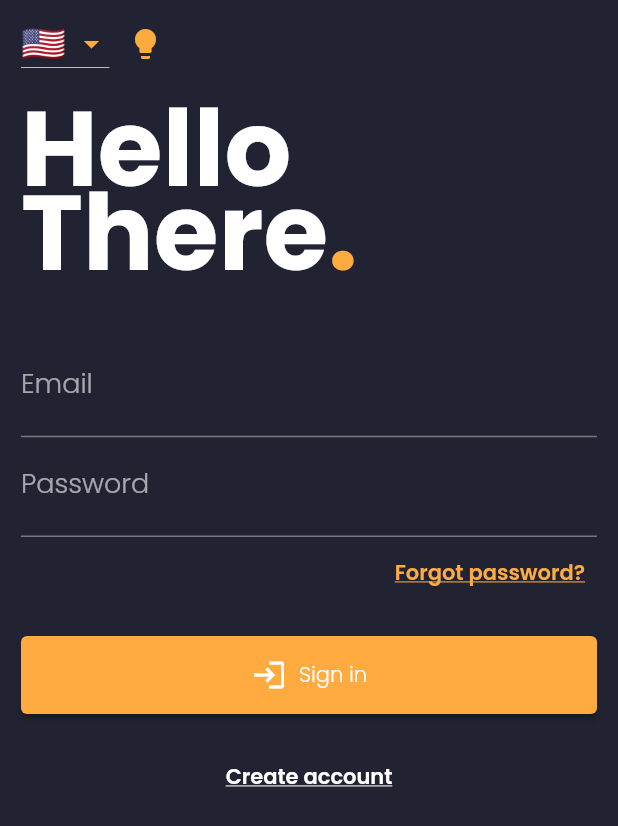
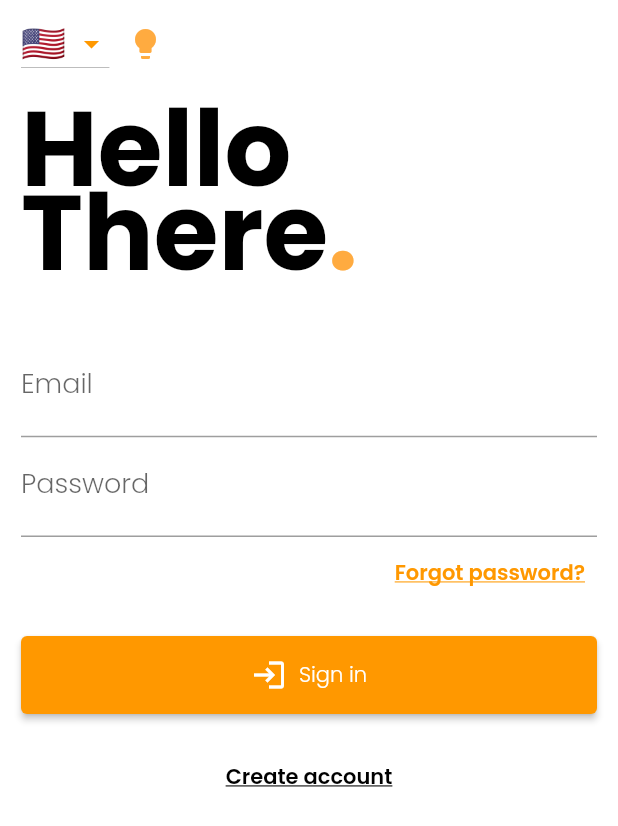
Before and after one commit to SchroederLionel/MasterArbeit_student_app, a Flutter app: the screen it shows after launch, after a tap on the "lightbulb" icon, on a phone screen of 412 x 824 dp. Shown: the top 826 px of the screen. Run offline on Flutter 3.47's test engine with Material 2 defaults, Android fonts, the phone set to English and light mode, and no system bars; our stand-ins replace cloud_firestore, dartz, firebase_auth, firebase_core, shared_preferences, validators; missing offline and left inert: qr_code_scanner; accounts and stored records are empty.

Commit message:
adding splashscreen

```diff
--- a/crayon/lib/main.dart
+++ b/crayon/lib/main.dart
@@ -24,7 +24,6 @@ void main() async {
               ThemeProvider(isDarkMode: prefs.getBool('themeDark') ?? false)),
       ChangeNotifierProvider<LocaleProvider>(
           create: (_) => LocaleProvider(prefs.getString('language'))),
-      ChangeNotifierProvider<LoginProvider>(create: (_) => LoginProvider())
     ],
     child: const MyApp(),
   ));
@@ -42,10 +41,11 @@ class MyApp extends StatelessWidget {
     return MaterialApp(
       debugShowCheckedModeBanner: false,
       title: 'Crayon',
-      theme: themeProvider.getTheme,
+      themeMode: themeProvider.mode,
+      theme: themeProvider.light,
+      darkTheme: themeProvider.dark,
       onGenerateRoute: route.controller,
-      initialRoute:
-          AuthService().currentUser == null ? route.login : route.dashboard,
+      initialRoute: route.splash,
       locale: localeProvider.getLocal,
       localizationsDelegates: const [
         AppLocalizationsDelegate(),
--- a/crayon/lib/providers/user/user_provider.dart
+++ b/crayon/lib/providers/user/user_provider.dart
@@ -38,7 +38,7 @@ class UserProvider extends ChangeNotifier {
   /// Function which allows to retrieve the user data from the database.
   void getUser() async {
     setState(NotifierState.loading);
-    ApiService api = ApiService();
+    /*ApiService api = ApiService();
     _user = await Task(() => api.getUserData())
         .attempt()
         .map(
@@ -50,7 +50,7 @@ class UserProvider extends ChangeNotifier {
             }
           }),
         )
-        .run();
+        .run();*/
     setState(NotifierState.loaded);
   }
 
--- a/crayon/lib/providers/util/theme.dart
+++ b/crayon/lib/providers/util/theme.dart
@@ -114,11 +114,13 @@ class ThemeProvider extends ChangeNotifier {
   }
 
   ThemeData get getTheme => _selectedTheme;
-
+  ThemeMode get mode => _mode;
+  ThemeMode _mode = ThemeMode.dark;
   void swapTheme() async {
     SharedPreferences prefs = await SharedPreferences.getInstance();
-    _selectedTheme = _selectedTheme == dark ? light : dark;
-    prefs.setBool('themeDark', _selectedTheme == dark ? true : false);
+
+    _mode = _mode == ThemeMode.dark ? ThemeMode.light : ThemeMode.dark;
+    prefs.setBool('themeDark', _mode == ThemeMode.dark ? true : false);
     notifyListeners();
   }
 }
--- a/crayon/lib/route/route.dart
+++ b/crayon/lib/route/route.dart
@@ -1,4 +1,5 @@
 // Route Names
+import 'package:crayon/providers/login/login_provider.dart';
 import 'package:crayon/providers/navigation/navigation_provider.dart';
 import 'package:crayon/providers/quiz/quiz_indicator.dart';
 import 'package:crayon/providers/quiz/quiz_lobby_provider.dart';
@@ -10,20 +11,26 @@ import 'package:crayon/screens/dashboard/dashboard.dart';
 import 'package:crayon/screens/login/login.dart';
 import 'package:crayon/screens/quiz/quiz_screen.dart';
 import 'package:crayon/screens/quiz/quiz_screen_components.dart/score.dart';
+import 'package:crayon/screens/splashscreen/splashscreen.dart';
 import 'package:flutter/material.dart';
 import 'package:provider/provider.dart';
 
+const String splash = 'splash';
 const String login = 'login';
 const String dashboard = 'dashboard';
 const String score = 'score';
 const String quiz = 'quiz';
 Route<dynamic> controller(RouteSettings routerSettings) {
   switch (routerSettings.name) {
+    case splash:
+      return MaterialPageRoute(builder: (context) => const Splashscreen());
     case login:
       return MaterialPageRoute(
           builder: (context) => MultiProvider(providers: [
                 ChangeNotifierProvider<ErrorProvider>(
-                    create: (_) => ErrorProvider())
+                    create: (_) => ErrorProvider()),
+                ChangeNotifierProvider<LoginProvider>(
+                    create: (_) => LoginProvider())
               ], child: const Login()));
     case quiz:
       return MaterialPageRoute(
--- a/crayon/lib/screens/dashboard/dashboard.dart
+++ b/crayon/lib/screens/dashboard/dashboard.dart
@@ -16,7 +16,7 @@ class Dashboard extends StatelessWidget {
       resizeToAvoidBottomInset: false,
       body: Row(
         children: [
-          Navigation(),
+          const Navigation(),
           Expanded(
             child: Padding(
               padding: const EdgeInsets.all(8.0),
--- /dev/null
+++ b/crayon/lib/screens/splashscreen/splashscreen.dart
@@ -0,0 +1,43 @@
+import 'package:crayon/providers/user/user_provider.dart';
+import 'package:crayon/service/auth_service.dart';
+import 'package:crayon/widgets/loading_widget.dart';
+import 'package:firebase_auth/firebase_auth.dart';
+import 'package:flutter/material.dart';
+
+class Splashscreen extends StatefulWidget {
+  const Splashscreen({Key? key}) : super(key: key);
+
+  @override
+  State<Splashscreen> createState() => _SplashscreenState();
+}
+
+class _SplashscreenState extends State<Splashscreen> {
+  @override
+  void initState() {
+    super.initState();
+
+    WidgetsBinding.instance!.addPostFrameCallback((_) {
+      User? user = AuthService().currentUser;
+      if (user == null) {
+        Navigator.of(context).pushReplacementNamed('login');
+      } else {
+        Navigator.of(context).pushReplacementNamed('dashboard');
+      }
+    });
+  }
+
+  @override
+  Widget build(BuildContext context) {
+    return Scaffold(
+      body: Center(
+        child: Column(
+          mainAxisAlignment: MainAxisAlignment.center,
+          children: [
+            Image.asset('assets/images/crayon.png'),
+            const LoadingWidget()
+          ],
+        ),
+      ),
+    );
+  }
+}
```
Also changed, not shown: crayon/lib/screens/dashboard/components/body.dart (+3 -7 lines).
